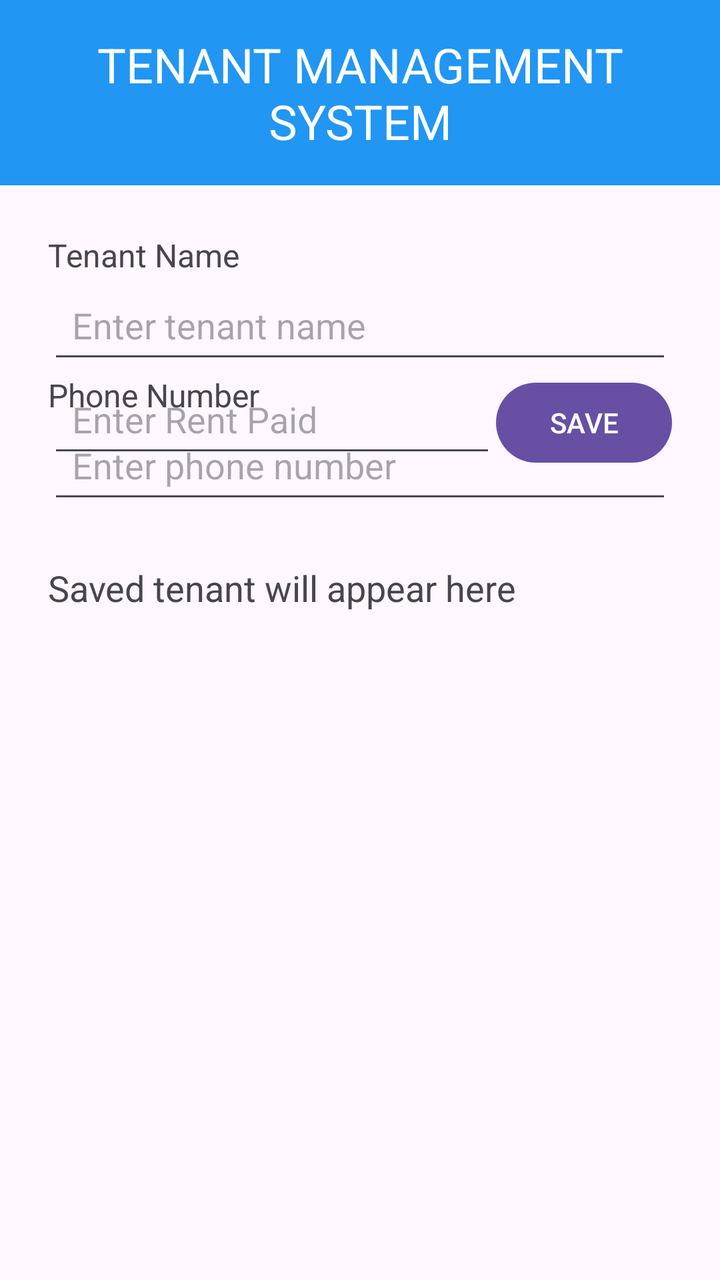
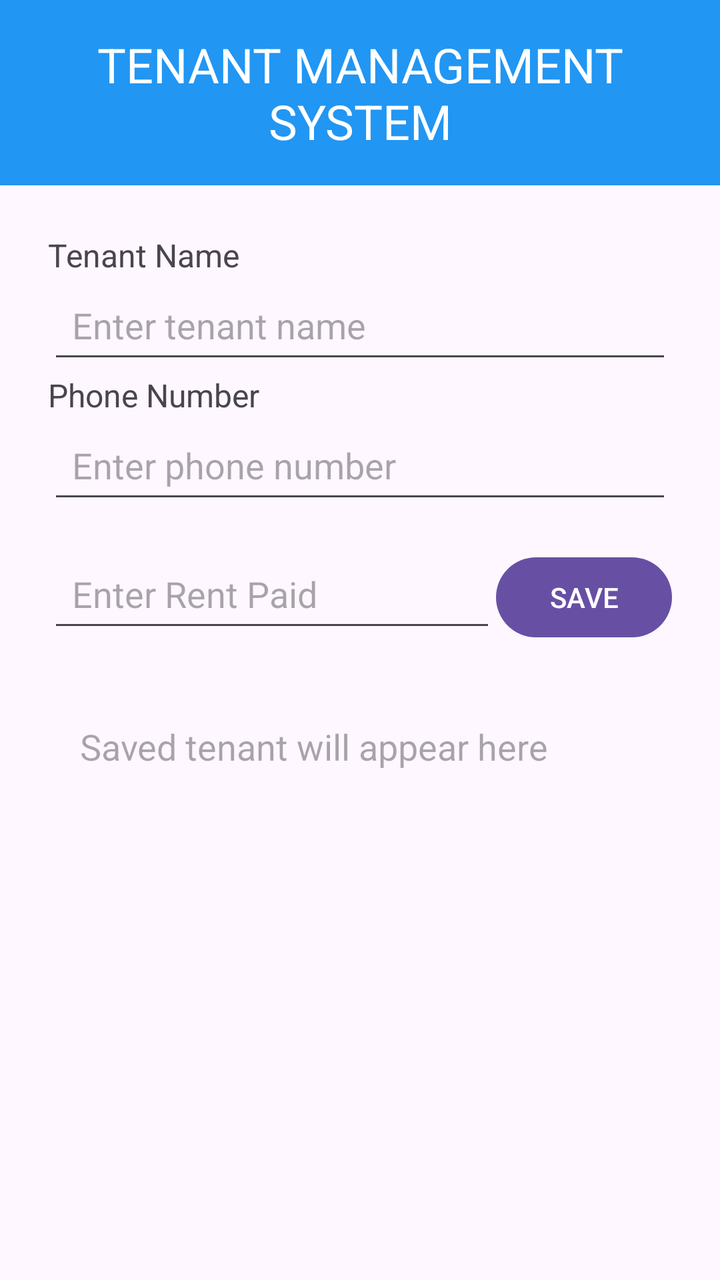

Compare the two renders of this Android layout. The source of the first and the diff that turns it into the second are given below.
<!-- AndroidManifest.xml: application theme Theme.TenantManagementSystem -->
<!-- res/layout/activity_main.xml -->
<?xml version="1.0" encoding="utf-8"?>
<androidx.constraintlayout.widget.ConstraintLayout xmlns:android="http://schemas.android.com/apk/res/android"
    xmlns:app="http://schemas.android.com/apk/res-auto"
    xmlns:tools="http://schemas.android.com/tools"
    android:id="@+id/linearLayout"
    android:layout_width="match_parent"
    android:layout_height="match_parent">

    
    <TextView
        android:id="@+id/textView"
        android:layout_width="0dp"
        android:layout_height="wrap_content"
        android:background="#2196F3"
        android:gravity="center"
        android:padding="16dp"

        android:text="TENANT MANAGEMENT SYSTEM"
        android:textColor="#FFFFFF"
        android:textSize="24sp"
        app:layout_constraintEnd_toEndOf="parent"
        app:layout_constraintStart_toStartOf="parent"
        app:layout_constraintTop_toTopOf="parent" />

    


    <TextView
        android:id="@+id/textView2"
        android:layout_width="0dp"
        android:layout_height="wrap_content"
        android:layout_marginStart="24dp"
        android:layout_marginLeft="24dp"
        android:layout_marginTop="24dp"
        android:layout_marginEnd="24dp"
        android:layout_marginRight="24dp"
        android:text="Tenant Name"
        android:textSize="16sp"
        app:layout_constraintEnd_toEndOf="parent"
        app:layout_constraintStart_toStartOf="parent"
        app:layout_constraintTop_toBottomOf="@+id/textView" />

    <EditText
        android:id="@+id/tenantNameEditText"
        android:layout_width="0dp"
        android:layout_height="wrap_content"
        android:layout_marginStart="24dp"
        android:layout_marginLeft="24dp"
        android:layout_marginEnd="24dp"
        android:layout_marginRight="24dp"
        android:hint="Enter tenant name"
        android:minHeight="48dp"
        android:padding="12dp"
        app:layout_constraintEnd_toEndOf="parent"
        app:layout_constraintStart_toStartOf="parent"
        app:layout_constraintTop_toBottomOf="@+id/textView2" />

    <TextView
        android:id="@+id/textView3"
        android:layout_width="0dp"
        android:layout_height="wrap_content"

        android:layout_marginStart="24dp"
        android:layout_marginLeft="24dp"
        android:layout_marginEnd="24dp"
        android:layout_marginRight="24dp"
        android:text="Phone Number"
        android:textSize="16sp"
        app:layout_constraintEnd_toEndOf="parent"
        app:layout_constraintStart_toStartOf="parent"
        app:layout_constraintTop_toBottomOf="@+id/tenantNameEditText" />


    <EditText
        android:id="@+id/phoneEditText"
        android:layout_width="0dp"
        android:layout_height="wrap_content"
        android:layout_marginStart="24dp"
        android:layout_marginLeft="24dp"
        android:layout_marginEnd="24dp"
        android:layout_marginRight="24dp"
        android:hint="Enter phone number"
        android:inputType="phone"
        android:minHeight="48dp"
        android:padding="12dp"
        app:layout_constraintEnd_toEndOf="parent"
        app:layout_constraintStart_toStartOf="parent"
        app:layout_constraintTop_toBottomOf="@+id/textView3" />


    


    
    <EditText
        android:id="@+id/rentEditText"

        android:layout_width="0dp"
        android:layout_height="wrap_content"
        android:layout_marginStart="24dp"
        android:layout_marginLeft="24dp"
        android:layout_marginBottom="24dp"
        android:hint="Enter Rent Paid"
        android:minHeight="48dp"
        android:padding="12dp"
        app:layout_constraintBottom_toTopOf="@+id/tenantResultTextView"
        app:layout_constraintEnd_toStartOf="@+id/saveButton"
        app:layout_constraintStart_toStartOf="parent" />
    
    <Button
        android:id="@+id/saveButton"
        android:layout_width="wrap_content"
        android:layout_height="wrap_content"
        android:layout_marginEnd="24dp"
        android:layout_marginRight="24dp"
        android:padding="10dp"
        android:text="SAVE"
        app:layout_constraintBaseline_toBaselineOf="@+id/rentEditText"
        app:layout_constraintEnd_toEndOf="parent"
        app:layout_constraintStart_toEndOf="@+id/rentEditText" />


    <TextView
        android:id="@+id/tenantResultTextView"
        android:layout_width="0dp"
        android:layout_height="wrap_content"
        android:layout_marginBottom="310dp"
        android:padding="24dp"
        android:text="Saved tenant will appear here"
        android:textSize="18sp"
        app:layout_constraintBottom_toBottomOf="parent"
        app:layout_constraintEnd_toEndOf="parent"
        app:layout_constraintStart_toStartOf="parent" />

    <androidx.constraintlayout.widget.Guideline android:layout_width="wrap_content"
        android:layout_height="wrap_content" />

    <androidx.constraintlayout.widget.Guideline android:layout_width="wrap_content"
        android:layout_height="wrap_content" />

</androidx.constraintlayout.widget.ConstraintLayout>
<!-- resources referenced by this layout -->
<resources>
  <style name="Theme.TenantManagementSystem" parent="Base.Theme.TenantManagementSystem" />
  <style name="Base.Theme.TenantManagementSystem" parent="Theme.Material3.DayNight.NoActionBar">
          
          
      </style>
</resources>

<!-- the commit's change to res/layout/activity_main.xml (unified diff, before → after) -->
@@ -1,141 +1,150 @@
 <?xml version="1.0" encoding="utf-8"?>
-<androidx.constraintlayout.widget.ConstraintLayout xmlns:android="http://schemas.android.com/apk/res/android"
+<layout xmlns:android="http://schemas.android.com/apk/res/android"
     xmlns:app="http://schemas.android.com/apk/res-auto"
-    xmlns:tools="http://schemas.android.com/tools"
-    android:id="@+id/linearLayout"
-    android:layout_width="match_parent"
-    android:layout_height="match_parent">
+    xmlns:tools="http://schemas.android.com/tools">
 
-    
-    <TextView
-        android:id="@+id/textView"
-        android:layout_width="0dp"
-        android:layout_height="wrap_content"
-        android:background="#2196F3"
-        android:gravity="center"
-        android:padding="16dp"
+    <data>
+        <variable
+            name="tenant"
+            type="com.example.tenantmanagementsystem.Tenant" />
+    </data>
 
-        android:text="TENANT MANAGEMENT SYSTEM"
-        android:textColor="#FFFFFF"
-        android:textSize="24sp"
-        app:layout_constraintEnd_toEndOf="parent"
-        app:layout_constraintStart_toStartOf="parent"
-        app:layout_constraintTop_toTopOf="parent" />
+    <androidx.constraintlayout.widget.ConstraintLayout
+        android:id="@+id/linearLayout"
+        android:layout_width="match_parent"
+        android:layout_height="match_parent">
 
-    
+        
+        <TextView
+            android:id="@+id/textView"
+            android:layout_width="0dp"
+            android:layout_height="wrap_content"
+            android:background="#2196F3"
+            android:gravity="center"
+            android:padding="16dp"
+
+            android:text="TENANT MANAGEMENT SYSTEM"
+            android:textColor="#FFFFFF"
+            android:textSize="24sp"
+            app:layout_constraintEnd_toEndOf="parent"
+            app:layout_constraintStart_toStartOf="parent"
+            app:layout_constraintTop_toTopOf="parent" />
+
+        
 
 
-    <TextView
-        android:id="@+id/textView2"
-        android:layout_width="0dp"
-        android:layout_height="wrap_content"
-        android:layout_marginStart="24dp"
-        android:layout_marginLeft="24dp"
-        android:layout_marginTop="24dp"
-        android:layout_marginEnd="24dp"
-        android:layout_marginRight="24dp"
-        android:text="Tenant Name"
-        android:textSize="16sp"
-        app:layout_constraintEnd_toEndOf="parent"
-        app:layout_constraintStart_toStartOf="parent"
-        app:layout_constraintTop_toBottomOf="@+id/textView" />
+        <TextView
+            android:id="@+id/textView2"
+            android:layout_width="0dp"
+            android:layout_height="wrap_content"
+            android:layout_marginStart="24dp"
+            android:layout_marginLeft="24dp"
+            android:layout_marginTop="24dp"
+            android:layout_marginEnd="24dp"
+            android:layout_marginRight="24dp"
+            android:text="Tenant Name"
+            android:textSize="16sp"
+            app:layout_constraintEnd_toEndOf="parent"
+            app:layout_constraintStart_toStartOf="parent"
+            app:layout_constraintTop_toBottomOf="@+id/textView" />
 
-    <EditText
-        android:id="@+id/tenantNameEditText"
-        android:layout_width="0dp"
-        android:layout_height="wrap_content"
-        android:layout_marginStart="24dp"
-        android:layout_marginLeft="24dp"
-        android:layout_marginEnd="24dp"
-        android:layout_marginRight="24dp"
-        android:hint="Enter tenant name"
-        android:minHeight="48dp"
-        android:padding="12dp"
-        app:layout_constraintEnd_toEndOf="parent"
-        app:layout_constraintStart_toStartOf="parent"
-        app:layout_constraintTop_toBottomOf="@+id/textView2" />
+        <EditText
+            android:id="@+id/tenantNameEditText"
+            android:layout_width="0dp"
+            android:layout_height="wrap_content"
+            android:layout_marginStart="24dp"
+            android:layout_marginLeft="24dp"
+            android:layout_marginEnd="24dp"
+            android:layout_marginRight="24dp"
+            android:hint="Enter tenant name"
+            android:minHeight="48dp"
+            android:padding="12dp"
+            app:layout_constraintEnd_toEndOf="parent"
+            app:layout_constraintStart_toStartOf="parent"
+            app:layout_constraintTop_toBottomOf="@+id/textView2" />
 
-    <TextView
-        android:id="@+id/textView3"
-        android:layout_width="0dp"
-        android:layout_height="wrap_content"
+        <TextView
+            android:id="@+id/textView3"
+            android:layout_width="0dp"
+            android:layout_height="wrap_content"
 
-        android:layout_marginStart="24dp"
-        android:layout_marginLeft="24dp"
-        android:layout_marginEnd="24dp"
-        android:layout_marginRight="24dp"
-        android:text="Phone Number"
-        android:textSize="16sp"
-        app:layout_constraintEnd_toEndOf="parent"
-        app:layout_constraintStart_toStartOf="parent"
-        app:layout_constraintTop_toBottomOf="@+id/tenantNameEditText" />
+            android:layout_marginStart="24dp"
+            android:layout_marginLeft="24dp"
+            android:layout_marginEnd="24dp"
+            android:layout_marginRight="24dp"
+            android:text="Phone Number"
+            android:textSize="16sp"
+            app:layout_constraintEnd_toEndOf="parent"
+            app:layout_constraintStart_toStartOf="parent"
+            app:layout_constraintTop_toBottomOf="@+id/tenantNameEditText" />
 
 
-    <EditText
-        android:id="@+id/phoneEditText"
-        android:layout_width="0dp"
-        android:layout_height="wrap_content"
-        android:layout_marginStart="24dp"
-        android:layout_marginLeft="24dp"
-        android:layout_marginEnd="24dp"
-        android:layout_marginRight="24dp"
-        android:hint="Enter phone number"
-        android:inputType="phone"
-        android:minHeight="48dp"
-        android:padding="12dp"
-        app:layout_constraintEnd_toEndOf="parent"
-        app:layout_constraintStart_toStartOf="parent"
-        app:layout_constraintTop_toBottomOf="@+id/textView3" />
+        <EditText
+            android:id="@+id/phoneEditText"
+            android:layout_width="0dp"
+            android:layout_height="wrap_content"
+            android:layout_marginStart="24dp"
+            android:layout_marginLeft="24dp"
+            android:layout_marginEnd="24dp"
+            android:layout_marginRight="24dp"
+            android:hint="Enter phone number"
+            android:inputType="phone"
+            android:minHeight="48dp"
+            android:padding="12dp"
+            app:layout_constraintEnd_toEndOf="parent"
+            app:layout_constraintStart_toStartOf="parent"
+            app:layout_constraintTop_toBottomOf="@+id/textView3" />
 
 
-    
+        
+        <EditText
+            android:id="@+id/rentEditText"
+            android:layout_width="0dp"
+            android:layout_height="wrap_content"
+            android:layout_marginStart="24dp"
+            android:layout_marginLeft="24dp"
+            android:layout_marginTop="16dp"
+            android:hint="Enter Rent Paid"
+            android:minHeight="48dp"
+            android:padding="12dp"
+            app:layout_constraintEnd_toStartOf="@+id/saveButton"
+            app:layout_constraintStart_toStartOf="parent"
+            app:layout_constraintTop_toBottomOf="@+id/phoneEditText" />
 
+        <Button
+            android:id="@+id/saveButton"
+            android:layout_width="wrap_content"
+            android:layout_height="wrap_content"
+            android:layout_marginEnd="24dp"
+            android:layout_marginRight="24dp"
+            android:padding="10dp"
+            android:text="SAVE"
+            app:layout_constraintBaseline_toBaselineOf="@+id/rentEditText"
+            app:layout_constraintEnd_toEndOf="parent"
+            app:layout_constraintStart_toEndOf="@+id/rentEditText" />
 
-    
-    <EditText
-        android:id="@+id/rentEditText"
+        <TextView
+            android:id="@+id/tenantResultTextView"
+            android:layout_width="0dp"
+            android:layout_height="wrap_content"
+            android:layout_marginStart="24dp"
+            android:layout_marginTop="24dp"
+            android:layout_marginEnd="24dp"
+            android:hint="Saved tenant will appear here"
+            android:padding="16dp"
+            android:text="@{tenant.summary()}"
+            android:textSize="18sp"
+            app:layout_constraintEnd_toEndOf="parent"
+            app:layout_constraintStart_toStartOf="parent"
+            app:layout_constraintTop_toBottomOf="@+id/rentEditText" />
 
-        android:layout_width="0dp"
-        android:layout_height="wrap_content"
-        android:layout_marginStart="24dp"
-        android:layout_marginLeft="24dp"
-        android:layout_marginBottom="24dp"
-        android:hint="Enter Rent Paid"
-        android:minHeight="48dp"
-        android:padding="12dp"
-        app:layout_constraintBottom_toTopOf="@+id/tenantResultTextView"
-        app:layout_constraintEnd_toStartOf="@+id/saveButton"
-        app:layout_constraintStart_toStartOf="parent" />
-    
-    <Button
-        android:id="@+id/saveButton"
-        android:layout_width="wrap_content"
-        android:layout_height="wrap_content"
-        android:layout_marginEnd="24dp"
-        android:layout_marginRight="24dp"
-        android:padding="10dp"
-        android:text="SAVE"
-        app:layout_constraintBaseline_toBaselineOf="@+id/rentEditText"
-        app:layout_constraintEnd_toEndOf="parent"
-        app:layout_constraintStart_toEndOf="@+id/rentEditText" />
+        <androidx.constraintlayout.widget.Guideline
+            android:layout_width="wrap_content"
+            android:layout_height="wrap_content" />
 
+        <androidx.constraintlayout.widget.Guideline
+            android:layout_width="wrap_content"
+            android:layout_height="wrap_content" />
 
-    <TextView
-        android:id="@+id/tenantResultTextView"
-        android:layout_width="0dp"
-        android:layout_height="wrap_content"
-        android:layout_marginBottom="310dp"
-        android:padding="24dp"
-        android:text="Saved tenant will appear here"
-        android:textSize="18sp"
-        app:layout_constraintBottom_toBottomOf="parent"
-        app:layout_constraintEnd_toEndOf="parent"
-        app:layout_constraintStart_toStartOf="parent" />
-
-    <androidx.constraintlayout.widget.Guideline android:layout_width="wrap_content"
-        android:layout_height="wrap_content" />
-
-    <androidx.constraintlayout.widget.Guideline android:layout_width="wrap_content"
-        android:layout_height="wrap_content" />
-
-</androidx.constraintlayout.widget.ConstraintLayout>
+    </androidx.constraintlayout.widget.ConstraintLayout>
+</layout>
